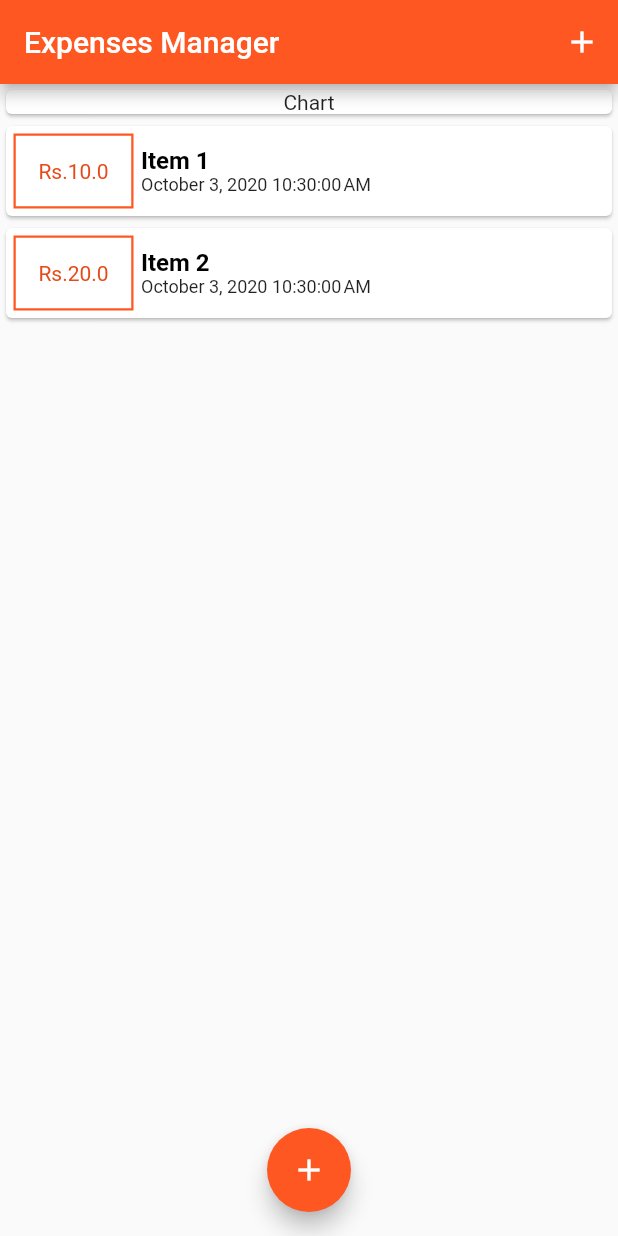
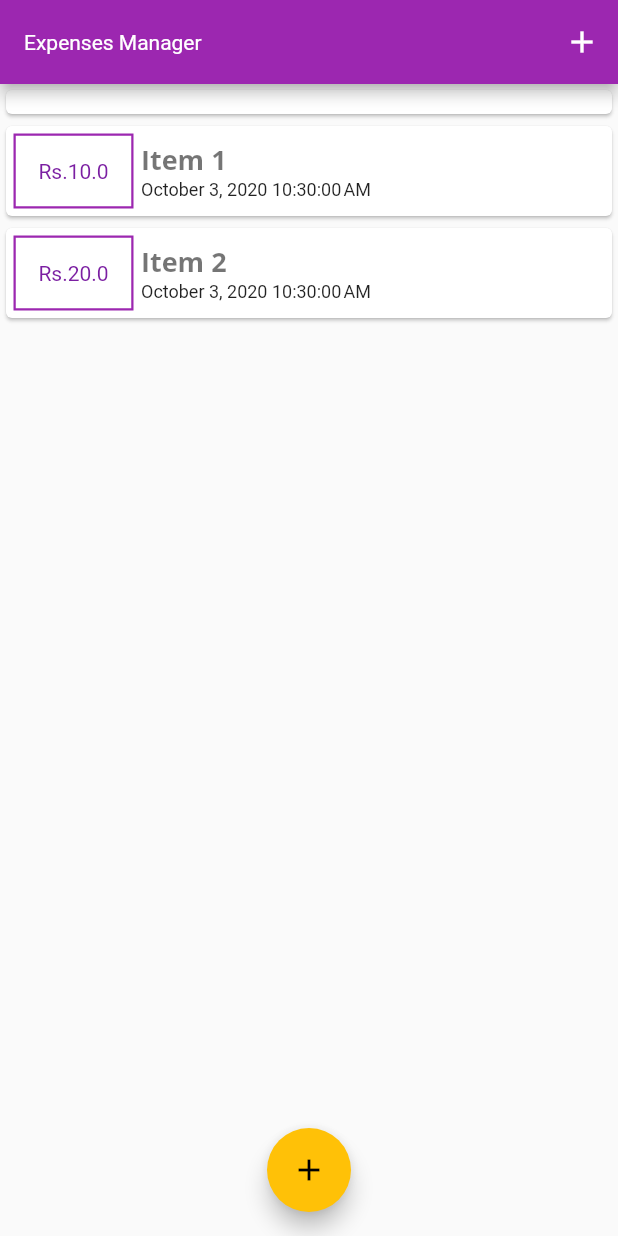
Before and after one commit to aditya2548/Expenses_Manager, a Flutter app: the screen it shows after launch, on a phone screen of 412 x 824 dp. Run offline on Flutter 3.47's test engine with Material 2 defaults, Android fonts, the phone set to English and light mode, and no system bars; our stand-ins replace fluttertoast.

Commit message:
Added Custom Fonts

```diff
--- a/lib/main.dart
+++ b/lib/main.dart
@@ -11,8 +11,26 @@
     return MaterialApp(
       title: "Expenses Manager",
       theme: ThemeData(
-        primarySwatch: Colors.deepOrange,
-      ),
+          primarySwatch: Colors.purple,
+          accentColor: Colors.amber,
+          fontFamily: 'QuickSand',
+          textTheme: ThemeData.dark().textTheme.copyWith(
+                headline1: TextStyle(
+                  fontFamily: 'OpenSans',
+                  fontWeight: FontWeight.bold,
+                  fontSize: 18,
+                ),
+              ),
+          appBarTheme: AppBarTheme(
+            textTheme: ThemeData.dark().textTheme.copyWith(
+                  headline1: TextStyle(
+                    color: Colors.black,
+                    fontFamily: 'OpenSans',
+                    fontSize: 25,
+                    fontWeight: FontWeight.bold,
+                  ),
+                ),
+          )),
       home: HomePage(),
     );
   }
--- a/lib/widgets/transactions_list.dart
+++ b/lib/widgets/transactions_list.dart
@@ -51,10 +51,7 @@
                         scrollDirection: Axis.horizontal,
                         child: Text(
                           _transactions[index].title,
-                          style: TextStyle(
-                              fontSize: 16,
-                              fontWeight: FontWeight.bold,
-                              color: Colors.black),
+                          style: Theme.of(context).textTheme.headline1,
                         ),
                       ),
                     ),
```
Also changed, not shown: pubspec.yaml (+11 -6 lines), assets/fonts/OpenSans-Bold.ttf (added), assets/fonts/OpenSans-Regular.ttf (added), assets/fonts/Quicksand-Bold.ttf (added), assets/fonts/Quicksand-Light.ttf (added), assets/fonts/Quicksand-Mediumttf.ttf (added), assets/fonts/Quicksand-Regular.ttf (added).
